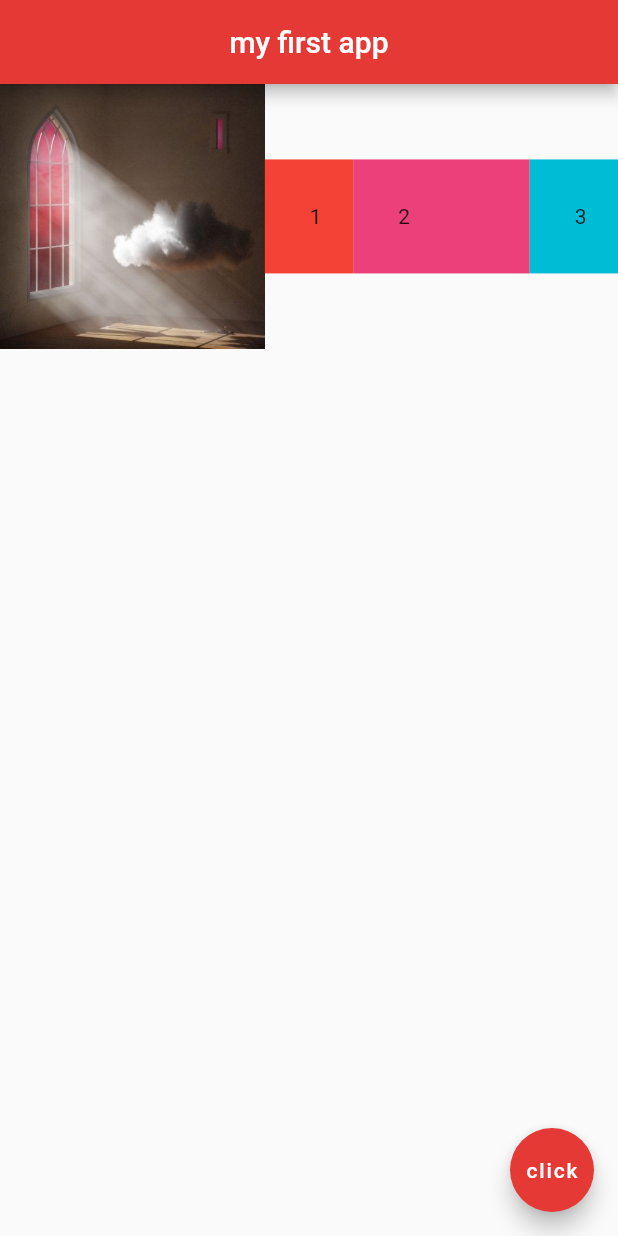
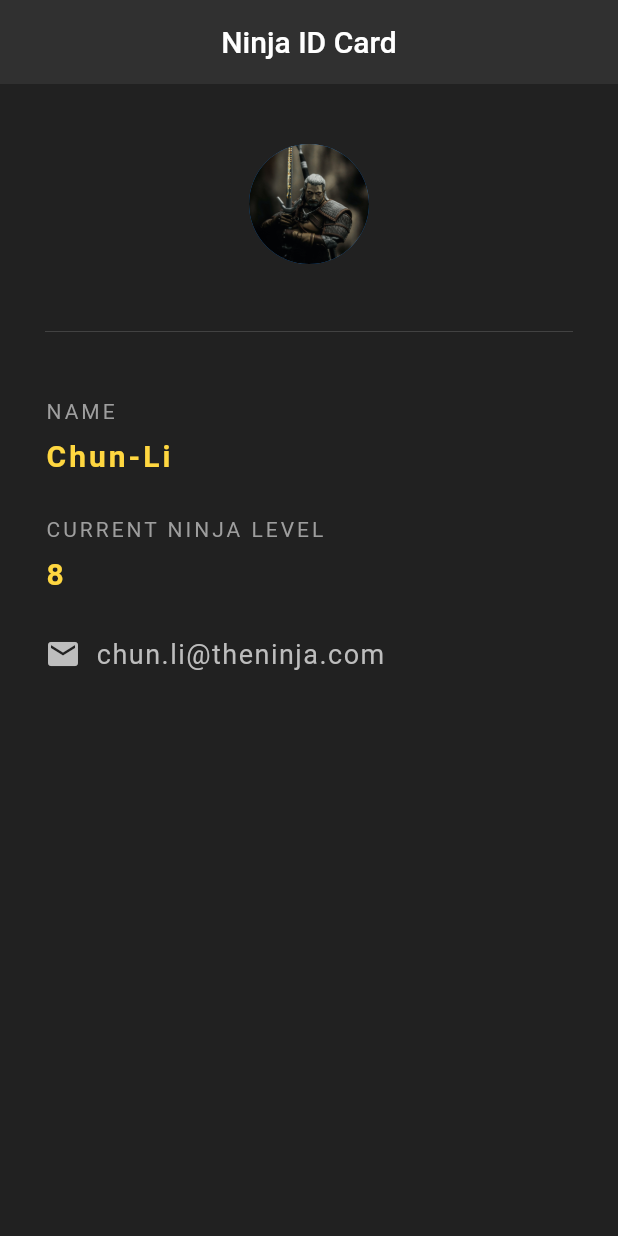
Before and after one commit to kaglet/Kwiz, a Flutter app: the screen it shows after launch, on a phone screen of 412 x 824 dp. Run offline on Flutter 3.47's test engine with Material 2 defaults, Android fonts, the phone set to English and light mode, and no system bars.

Commit message:
Create ninja profile card mini-app

```diff
--- a/lib/main.dart
+++ b/lib/main.dart
@@ -1,61 +1,99 @@
 import 'package:flutter/material.dart';
 
 void main() => runApp(MaterialApp(
-      home: Home(),
+      home: NinjaCard(),
     ));
 
-class Home extends StatelessWidget {
-  const Home({super.key});
+class NinjaCard extends StatelessWidget {
+  const NinjaCard({super.key});
 
   @override
   Widget build(BuildContext context) {
     return Scaffold(
+      backgroundColor: Colors.grey[900],
       appBar: AppBar(
-        title: Text(
-          'my first app',
-        ),
+        title: Text('Ninja ID Card'),
         centerTitle: true,
-        backgroundColor: Colors.red[600],
+        backgroundColor: Colors.grey[850],
+        elevation: 0.0,
       ),
-      body: Row(
-        mainAxisAlignment: MainAxisAlignment.start,
-        crossAxisAlignment: CrossAxisAlignment.center,
-        children: <Widget>[
-          Expanded(
-            flex: 3,
-            child: Image.asset('assets/apparat-damonen.jpg'),
-          ),
-          Expanded(
-            flex: 1,
-            child: Container(
-              color: Colors.red.shade500,
-              padding: EdgeInsets.all(30.0),
-              child: Text('1'),
+      body: Padding(
+        padding: EdgeInsets.fromLTRB(30.0, 40.0, 30.0, 0.0),
+        child: Column(
+          crossAxisAlignment: CrossAxisAlignment.start,
+          children: <Widget>[
+            Center(
+              child: CircleAvatar(
+                backgroundImage: AssetImage('assets/ninja.jpg'),
+                radius: 40.0,
+              ),
             ),
-          ),
-          Expanded(
-            flex: 2,
-            child: Container(
-              color: Colors.pink.shade400,
-              padding: EdgeInsets.all(30.0),
-              child: Text('2'),
+            Divider(
+              height: 90.0,
+              color: Colors.grey[800],
             ),
-          ),
-          Expanded(
-            flex: 1,
-            child: Container(
-              color: Colors.cyan,
-              padding: EdgeInsets.all(30.0),
-              child: Text('3'),
+            Text(
+              'NAME',
+              style: TextStyle(
+                color: Colors.grey,
+                letterSpacing: 2.0,
+              ),
             ),
-          )
-        ],
-      ),
-      floatingActionButton: FloatingActionButton(
-        onPressed: () {},
-        backgroundColor: Colors.red[600],
-        child: const Text(
-          'click',
+            SizedBox(
+              height: 10.0,
+            ),
+            Text(
+              'Chun-Li',
+              style: TextStyle(
+                  color: Colors.amberAccent[200],
+                  letterSpacing: 2.0,
+                  fontSize: 20.0,
+                  fontWeight: FontWeight.bold),
+            ),
+            SizedBox(
+              height: 30.0,
+            ),
+            Text(
+              'CURRENT NINJA LEVEL',
+              style: TextStyle(
+                color: Colors.grey,
+                letterSpacing: 2.0,
+              ),
+            ),
+            SizedBox(
+              height: 10.0,
+            ),
+            Text(
+              '8',
+              style: TextStyle(
+                  color: Colors.amberAccent[200],
+                  letterSpacing: 2.0,
+                  fontSize: 20.0,
+                  fontWeight: FontWeight.bold),
+            ),
+            SizedBox(
+              height: 30.0,
+            ),
+            Row(
+              children: <Widget>[
+                Icon(
+                  Icons.email,
+                  color: Colors.grey[400],
+                ),
+                SizedBox(
+                  width: 10.0,
+                ),
+                Text(
+                  'chun.li@theninja.com',
+                  style: TextStyle(
+                    color: Colors.grey[400],
+                    fontSize: 18.0,
+                    letterSpacing: 1.0,
+                  ),
+                )
+              ],
+            )
+          ],
         ),
       ),
     );
--- a/pubspec.yaml
+++ b/pubspec.yaml
@@ -60,7 +60,7 @@ flutter:
 
   # To add assets to your application, add an assets section, like this:
   assets:
-    - assets/
+    - assets/ninja.jpg
 
 
   # An image asset can refer to one or more resolution-specific "variants", see
```
Also changed, not shown: assets/ninja.jpg (added).
